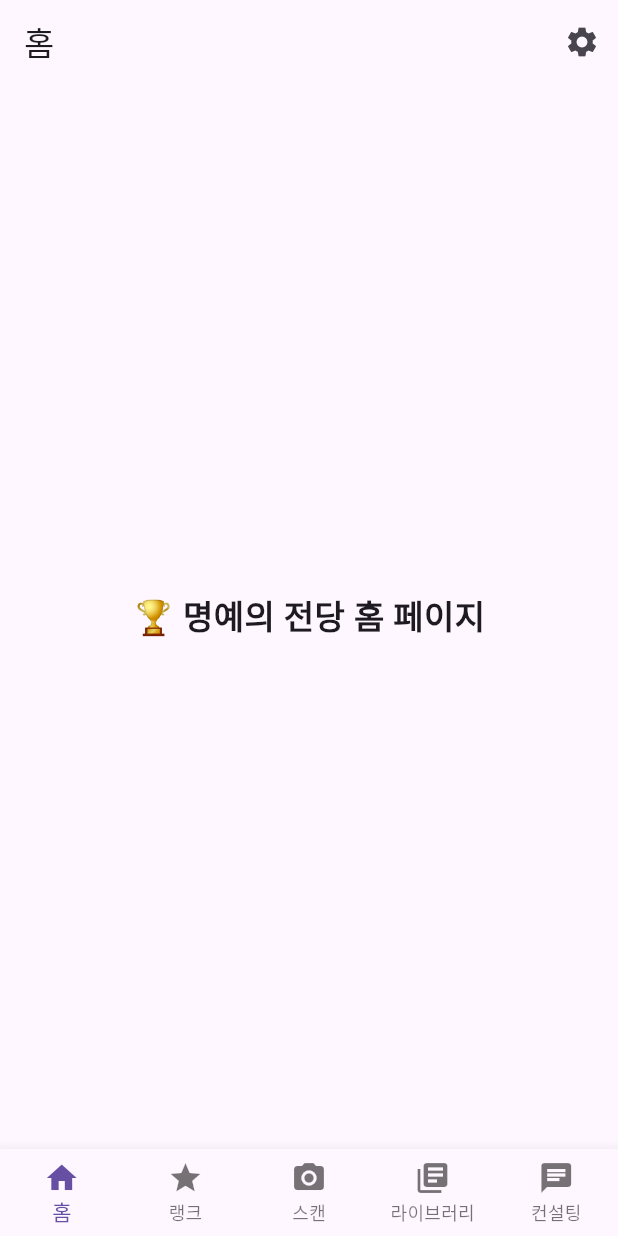
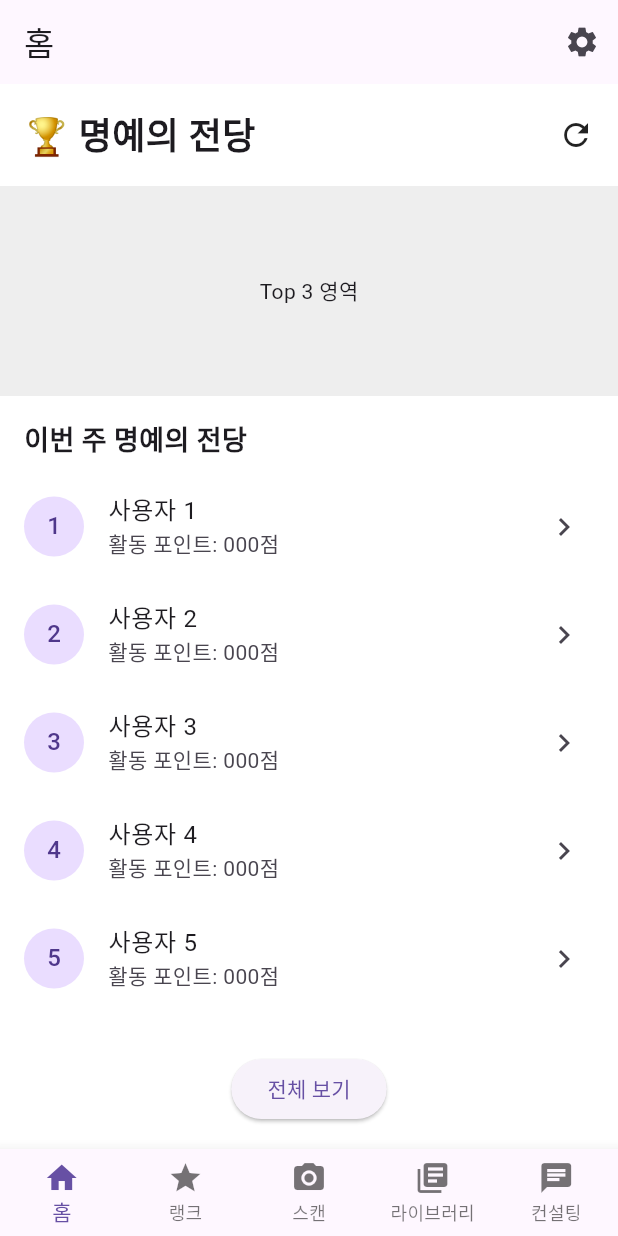
Before and after one commit to maesiltea007/MobileProgramming, a Flutter app: the screen it shows after launch, on a phone screen of 412 x 824 dp. Run offline on Flutter 3.47's test engine with Material 3 defaults, Android fonts, the phone set to English and light mode, and no system bars.

Commit message:
홈페이지 UI 수정

```diff
--- a/lib/screens/home_page.dart
+++ /dev/null
@@ -1,15 +0,0 @@
-import 'package:flutter/material.dart';
-
-class HomePage extends StatelessWidget {
-  const HomePage({super.key});
-
-  @override
-  Widget build(BuildContext context) {
-    return const Center(
-      child: Text(
-        '🏆 명예의 전당 홈 페이지',
-        style: TextStyle(fontSize: 22, fontWeight: FontWeight.bold),
-      ),
-    );
-  }
-}
--- /dev/null
+++ b/lib/screens/kyh/home_page.dart
@@ -0,0 +1,84 @@
+import 'package:flutter/material.dart';
+
+class HomePage extends StatelessWidget {
+  const HomePage({super.key});
+
+  @override
+  Widget build(BuildContext context) {
+    return Scaffold(
+      backgroundColor: Colors.white,
+      body: SafeArea(
+        child: Column(
+          crossAxisAlignment: CrossAxisAlignment.start,
+          children: [
+            // ✅ 상단 타이틀
+            Padding(
+              padding: const EdgeInsets.all(16.0),
+              child: Row(
+                mainAxisAlignment: MainAxisAlignment.spaceBetween,
+                children: const [
+                  Text(
+                    '🏆 명예의 전당',
+                    style: TextStyle(
+                      fontSize: 24,
+                      fontWeight: FontWeight.bold,
+                    ),
+                  ),
+                  Icon(Icons.refresh),
+                ],
+              ),
+            ),
+
+            // ✅ TOP 3 랭킹 영역
+            Container(
+              height: 140,
+              color: Colors.grey[200],
+              alignment: Alignment.center,
+              child: const Text('Top 3 영역'),
+            ),
+
+            const SizedBox(height: 16),
+
+            // ✅ 리스트 타이틀
+            const Padding(
+              padding: EdgeInsets.symmetric(horizontal: 16.0),
+              child: Text(
+                '이번 주 명예의 전당',
+                style: TextStyle(fontSize: 18, fontWeight: FontWeight.bold),
+              ),
+            ),
+
+            const SizedBox(height: 8),
+
+            // ✅ 랭킹 리스트 (스크롤 가능)
+            Expanded(
+              child: ListView.builder(
+                itemCount: 10,
+                itemBuilder: (context, index) {
+                  return ListTile(
+                    leading: CircleAvatar(child: Text('${index + 1}')),
+                    title: Text('사용자 ${index + 1}'),
+                    subtitle: const Text('활동 포인트: 000점'),
+                    trailing: const Icon(Icons.chevron_right),
+                    onTap: () {},
+                  );
+                },
+              ),
+            ),
+
+            // ✅ 하단 버튼
+            Padding(
+              padding: const EdgeInsets.all(16.0),
+              child: Center(
+                child: ElevatedButton(
+                  onPressed: () {},
+                  child: const Text('전체 보기'),
+                ),
+              ),
+            ),
+          ],
+        ),
+      ),
+    );
+  }
+}
```
Also changed, not shown: lib/main.dart (+10 -10 lines), lib/screens/csw/login_page.dart (renamed from lib/screens/login_page.dart), lib/screens/csw/my_page.dart (renamed from lib/screens/my_page.dart), lib/screens/csw/signup_page.dart (renamed from lib/screens/signup_page.dart), lib/screens/kyh/rank_page.dart (renamed from lib/screens/rank_page.dart), lib/screens/ljh/color_picker_page.dart (renamed from lib/screens/color_picker_page.dart), lib/screens/ljh/scan_page.dart (renamed from lib/screens/scan_page.dart), lib/screens/lji/consulting_page.dart (renamed from lib/screens/consulting_page.dart), lib/screens/lji/design_page.dart (renamed from lib/screens/design_page.dart), lib/screens/lji/library_page.dart (renamed from lib/screens/library_page.dart).
